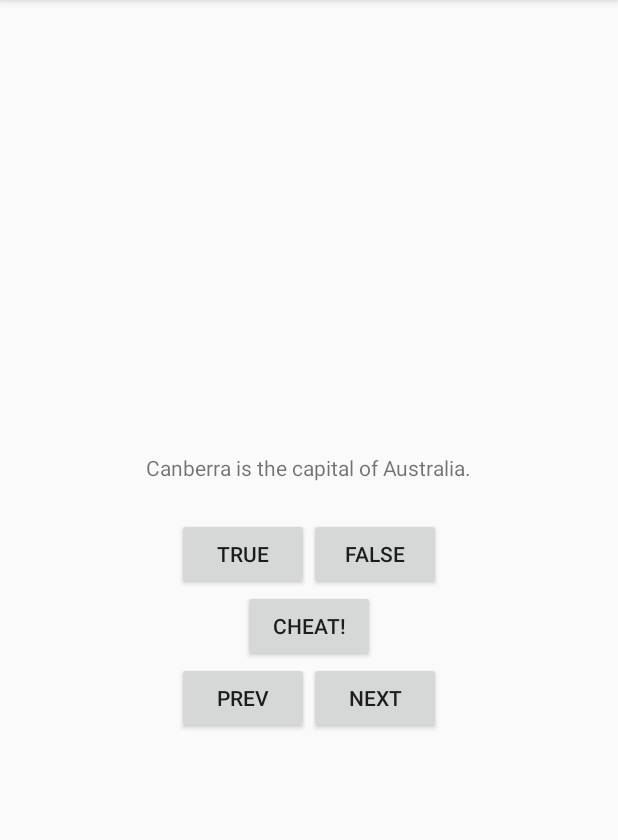
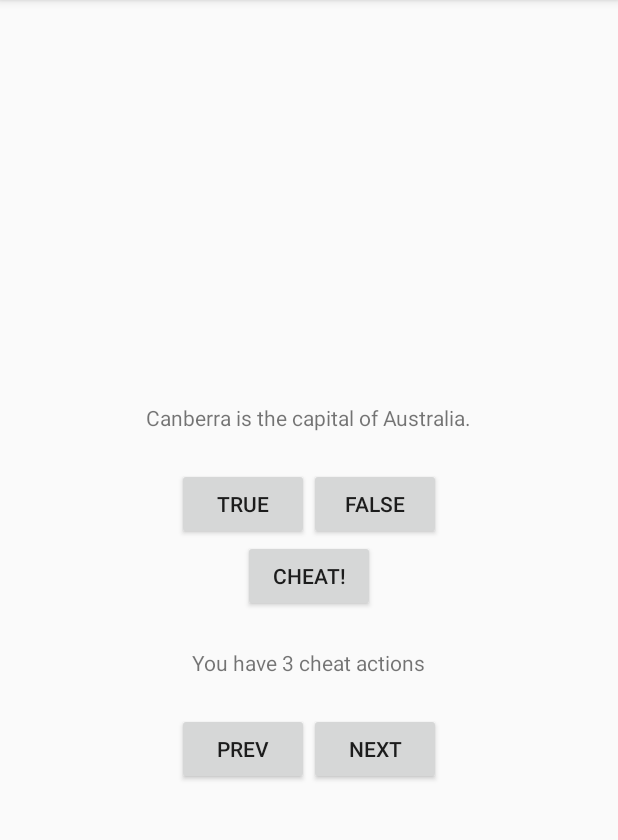
Before and after one commit to SergeyNeSergey/GeoQuiz, an Android app: the screen it shows after launch (MainActivity), on a phone screen of 412 x 824 dp, the part 84-924 px from its top. Run offline under Robolectric (Android 15) with nearby library versions, the phone set to English and light mode, and no system bars.

Commit message:
Finaly i done.

```diff
--- a/app/src/main/java/com/bignerdranch/android/geoquiz/MainActivity.java
+++ b/app/src/main/java/com/bignerdranch/android/geoquiz/MainActivity.java
@@ -25,6 +25,8 @@ public class MainActivity extends AppCompatActivity {
     private static final String BOOLEAN_CHEAT = "bcheat";
 
     private static final int REQUEST_CODE_CHEAT = 0;
+    // Объявляю вьюшку для вывода количества подсказок
+    private static TextView mCheatAction;
     // Объявляю кнопки тру/фолс и кнопку чит активности.
     Button trueButton;
     Button falseButton;
@@ -32,7 +34,7 @@ public class MainActivity extends AppCompatActivity {
     //объявляю массив, заполненный нулями, длинной равной длинне массива с вопросами.
     private int[] checkIndex = {0, 0, 0, 0, 0, 0};
     //Объявляю индекс вопроса на который подсмотрели ответ
-    private int [] cheatQuestionIndex= {0, 0, 0, 0, 0, 0};
+    private int[] cheatQuestionIndex = {0, 0, 0, 0, 0, 0};
     //Задаю переменную в которую записываю количество верных ответов
     private int correctAnswer = 0;
     //задаю переменную с общим колличеством ответов
@@ -57,6 +59,27 @@ public class MainActivity extends AppCompatActivity {
 
     //переопределяю метод он криейт и добавляю в него тестовые логи.
 
+    //Метод считающий количество оставшихся подсказок, ограничиваю количество подсказок тремя.
+    private static void limitToCheatAction(int[] cheatActions) {
+        int threeCheat = 0;
+        for (int i : cheatActions) threeCheat += i;
+        switch (threeCheat) {
+            case 0:
+                mCheatAction.setText("You have " + 3 + " cheat actions");
+                break;
+            case 1:
+                mCheatAction.setText("You have " + 2 + " cheat actions");
+                break;
+            case 2:
+                mCheatAction.setText("You have " + 1 + " cheat actions");
+                break;
+            default:
+                mCheatAction.setText("You have not cheat actions");
+                mCheatAction.setEnabled(false);
+        }
+
+    }
+
     @Override
     protected void onCreate(Bundle savedInstanceState) {
         super.onCreate(savedInstanceState);
@@ -73,7 +96,7 @@ public class MainActivity extends AppCompatActivity {
             totalAnswer = savedInstanceState.getInt(KEY_TOTAL_ANSWERS, 0);
             checkIndex = savedInstanceState.getIntArray(KEY_CHECK_ARRAY);
             cheatQuestionIndex = savedInstanceState.getIntArray(KEY_ARRAY_OF_CHEAT);
-            mIsCheater = savedInstanceState.getBoolean(BOOLEAN_CHEAT,false);
+            mIsCheater = savedInstanceState.getBoolean(BOOLEAN_CHEAT, false);
         }
         // ссылаюсь на текстовое поле с вопросом и задаю ему слушателя. При нажатии на поле,
         //увеличиваю индекс вопроса на один и обновляю вопрос. В случае если вопрос последний
@@ -88,6 +111,8 @@ public class MainActivity extends AppCompatActivity {
             }
         });
         mQuestionTextView = findViewById(R.id.question_text_view);
+        mCheatAction = findViewById(R.id.promts);
+        limitToCheatAction(cheatQuestionIndex);
 // ссылаюсь на кнопку тру, назначаю слушателя при нажатии на кнопку вызываю метод проверка вопроса
         trueButton = findViewById(R.id.true_button);
         trueButton.setOnClickListener(new View.OnClickListener() {
@@ -136,12 +161,15 @@ public class MainActivity extends AppCompatActivity {
                 boolean answerIsTrue = mQuestionBank[mCurrentIndex].isAnswerTrue();
                 Intent intent = CheatActivity.newIntent(MainActivity.this, answerIsTrue);
                 startActivityForResult(intent, REQUEST_CODE_CHEAT);
-                cheatQuestionIndex[mCurrentIndex]=1;
+                cheatQuestionIndex[mCurrentIndex] = 1;
+                limitToCheatAction(cheatQuestionIndex);
             }
         });
         updateQuestion();
     }
-//
+
+    //Проверяю вернувшийся интент из приложения чит активити, Загружаю данные о том, был ли подсмотрен
+    //ответ в переменную типа булин.
     @Override
     protected void onActivityResult(int requestCode, int resultCode, Intent data) {
         if (resultCode != Activity.RESULT_OK) {
@@ -197,7 +225,7 @@ public class MainActivity extends AppCompatActivity {
         savedInstanceState.putInt(KEY_TOTAL_ANSWERS, totalAnswer);
         savedInstanceState.putIntArray(KEY_CHECK_ARRAY, checkIndex);
         savedInstanceState.putIntArray(KEY_ARRAY_OF_CHEAT, cheatQuestionIndex);
-        savedInstanceState.putBoolean(BOOLEAN_CHEAT,mIsCheater);
+        savedInstanceState.putBoolean(BOOLEAN_CHEAT, mIsCheater);
 
     }
 
@@ -239,7 +267,7 @@ public class MainActivity extends AppCompatActivity {
     private void checkAnswer(boolean userPressedTrue) {
         boolean answerIsTrue = mQuestionBank[mCurrentIndex].isAnswerTrue();
         int messageResId = 0;
-        if (mIsCheater&&cheatQuestionIndex[mCurrentIndex]==1) {
+        if (mIsCheater && cheatQuestionIndex[mCurrentIndex] == 1) {
             messageResId = R.string.judgment_toast;
         } else {
             if (userPressedTrue == answerIsTrue) {
--- a/app/src/main/res/layout/activity_cheat.xml
+++ b/app/src/main/res/layout/activity_cheat.xml
@@ -22,4 +22,10 @@
         android:layout_width="wrap_content"
         android:layout_height="wrap_content"
         android:text="@string/show_answer_button"/>
+    <TextView
+        android:id="@+id/api_level"
+        android:layout_width="wrap_content"
+        android:layout_height="wrap_content"
+        android:padding="24dp"
+        android:text=""/>
 </LinearLayout>
--- a/app/src/main/res/layout/activity_main.xml
+++ b/app/src/main/res/layout/activity_main.xml
@@ -31,6 +31,12 @@
         android:layout_width="wrap_content"
         android:layout_height="wrap_content"
         android:text="@string/cheat_button"/>
+    <TextView
+        android:id="@+id/promts"
+        android:layout_width="wrap_content"
+        android:layout_height="wrap_content"
+        android:padding="24dp"
+        android:text=""/>
     <LinearLayout
         android:layout_width="wrap_content"
         android:layout_height="wrap_content"
```
Also changed, not shown: app/src/main/java/com/bignerdranch/android/geoquiz/CheatActivity.java (+36 -7 lines).
